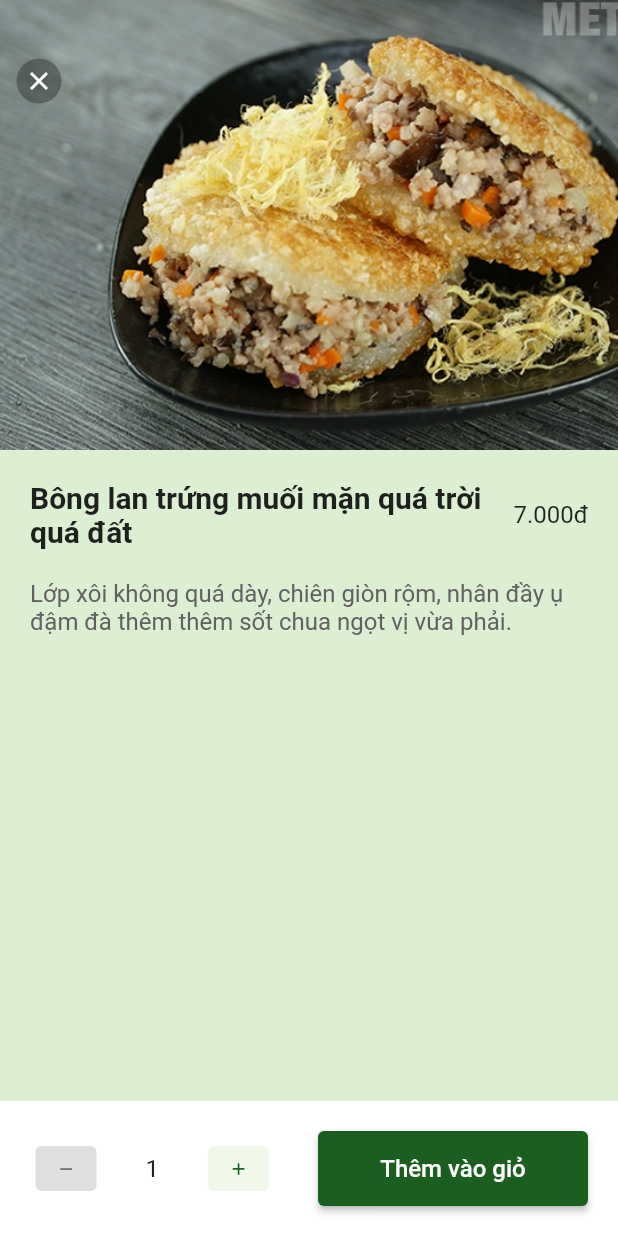
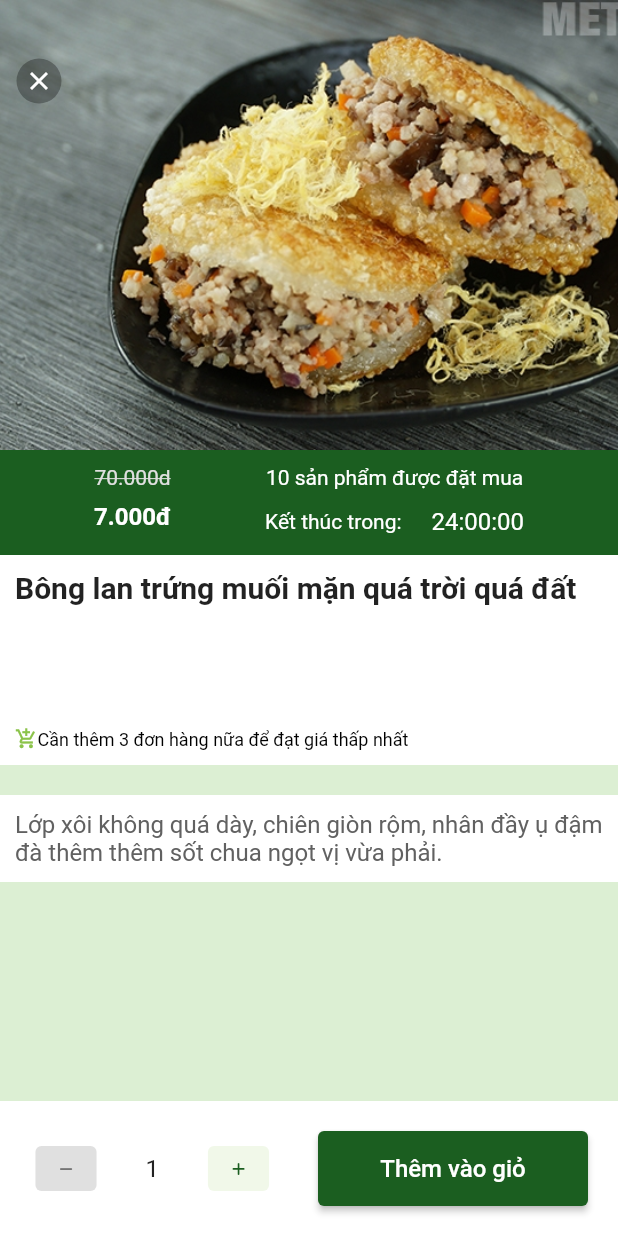
Before and after one commit to NguyenThiTuyetNgan/cntt2, a Flutter app: the Detail screen opened directly, on a phone screen of 412 x 824 dp. Run offline on Flutter 3.47's test engine with Material 2 defaults, Android fonts, the light colour scheme and no system bars; our stand-ins replace carousel_slider, font_awesome_flutter, smooth_page_indicator.

Commit message:
update detail item 0.2

```diff
--- a/groupbuy/lib/views/fragments/homepage.dart
+++ b/groupbuy/lib/views/fragments/homepage.dart
@@ -3,6 +3,8 @@ import 'package:font_awesome_flutter/font_awesome_flutter.dart';
 import 'package:carousel_slider/carousel_slider.dart';
 import 'package:groupbuy/models/items.dart';
 import 'package:smooth_page_indicator/smooth_page_indicator.dart';
+
+import 'item_detail.dart';
 
 class HomePage extends StatefulWidget {
   const HomePage({Key? key}) : super(key: key);
@@ -204,7 +206,8 @@ class gridProducts extends StatelessWidget {
             borderRadius: BorderRadius.circular(5),
           ),
           child: GestureDetector(
-            // onTap: ()=> Navigator.of(context). push(MaterialPageRoute(builder: (_) => )),
+            onTap: () => Navigator.of(context)
+                .push(MaterialPageRoute(builder: (_) => const Detail())),
             child: Column(children: [
               Container(
                 width: MediaQuery.of(context).size.width,
@@ -245,7 +248,7 @@ class gridProducts extends StatelessWidget {
                       Align(
                         alignment: Alignment.bottomRight,
                         child: Text(
-                          itemsBought[index],
+                          itemsBought[index] + ' sản phẩm đặt mua',
                           style: TextStyle(fontSize: 10, color: Colors.black),
                         ),
                       )
--- a/groupbuy/lib/views/fragments/item_detail.dart
+++ b/groupbuy/lib/views/fragments/item_detail.dart
@@ -25,36 +25,122 @@ class _DetailState extends State<Detail> {
                 ),
               ),
               Container(
-                padding: EdgeInsets.all(20),
                 child: Column(children: [
-                  Row(
-                    mainAxisAlignment: MainAxisAlignment.spaceBetween,
+                  Container(
+                    padding: EdgeInsets.only(top: 10, bottom: 10),
+                    height: 70,
+                    color: Colors.green.shade900,
+                    child: Row(
+                        mainAxisAlignment: MainAxisAlignment.spaceEvenly,
+                        children: [
+                          Column(
+                            children: [
+                              Expanded(
+                                child: Text(
+                                  '70.000d',
+                                  style: TextStyle(
+                                      fontSize: 14,
+                                      color: Colors.grey.shade300,
+                                      decoration: TextDecoration.lineThrough),
+                                ),
+                              ),
+                              Expanded(
+                                child: Text(
+                                  '7.000đ',
+                                  style: TextStyle(
+                                    fontWeight: FontWeight.bold,
+                                    color: Colors.white,
+                                    fontSize: 16,
+                                  ),
+                                ),
+                              ),
+                            ],
+                          ),
+                          Column(
+                            children: [
+                              Expanded(
+                                child: Text(
+                                  '10 sản phẩm được đặt mua',
+                                  style: TextStyle(
+                                    color: Colors.white,
+                                    fontSize: 14,
+                                  ),
+                                ),
+                              ),
+                              Expanded(
+                                child: Row(
+                                  children: [
+                                    Text(
+                                      'Kết thúc trong:',
+                                      style: TextStyle(
+                                        color: Colors.white,
+                                        fontSize: 14,
+                                      ),
+                                    ),
+                                    SizedBox(
+                                      width: 20,
+                                    ),
+                                    Text(
+                                      '24:00:00',
+                                      style: TextStyle(
+                                        color: Colors.white,
+                                        fontSize: 16,
+                                      ),
+                                    )
+                                  ],
+                                ),
+                              ),
+                            ],
+                          )
+                        ]),
+                  ),
+                  Container(
+                    height: 140,
+                    color: Colors.white,
+                    padding: EdgeInsets.all(10),
+                    width: MediaQuery.of(context).size.width,
+                    child: Column(
+                      crossAxisAlignment: CrossAxisAlignment.start,
                       children: [
                         Expanded(
                           child: Text(
                             'Bông lan trứng muối mặn quá trời quá đất',
                             style: TextStyle(
                                 fontSize: 20, fontWeight: FontWeight.bold),
-                          maxLines: 2,
+                            maxLines: 3,
                           ),
                         ),
-                      SizedBox(
-                        width: 20,
+                        Align(
+                          alignment: Alignment.bottomLeft,
+                          child: RichText(
+                              text: TextSpan(children: [
+                            WidgetSpan(
+                                child: Icon(
+                              Icons.add_shopping_cart_outlined,
+                              color: Colors.lightGreen,
+                              size: 15,
+                            )),
+                            TextSpan(
+                                text:
+                                    "Cần thêm 3 đơn hàng nữa để đạt giá thấp nhất",
+                                style: TextStyle(
+                                    fontSize: 12, color: Colors.black))
+                          ])),
+                        )
+                      ],
                     ),
-                      Text(
-                        '7.000đ',
-                        style: TextStyle(
-                          fontSize: 16,
-                        ),
-                      ),
-                    ],
                   ),
                   SizedBox(
                     height: 20,
                   ),
-                  Text(
+                  Container(
+                    color: Colors.white,
+                    padding: EdgeInsets.all(10),
+                    child: Text(
                       'Lớp xôi không quá dày, chiên giòn rộm, nhân đầy ụ đậm đà thêm thêm sốt chua ngọt vị vừa phải.',
-                    style: TextStyle(fontSize: 16, color: Colors.grey.shade700),
+                      style:
+                          TextStyle(fontSize: 16, color: Colors.grey.shade700),
+                    ),
                   )
                 ]),
               )
```
Lines whose indentation alone changed are shown as unchanged.
